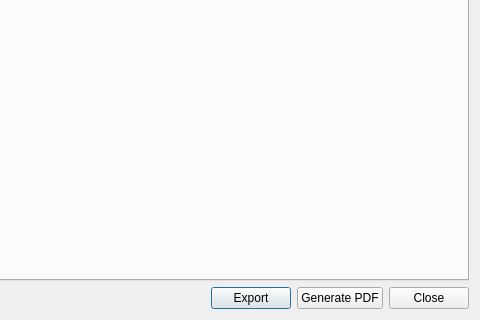
Above: src/sas/qtgui/Utilities/SASBDB/UI/SASBDBDialogUI.ui from SasView/sasview before the change; both pictures show x 320 to 800 and y 434 to 754 of the 800 by 754 pixel window. Below: the same form after it.
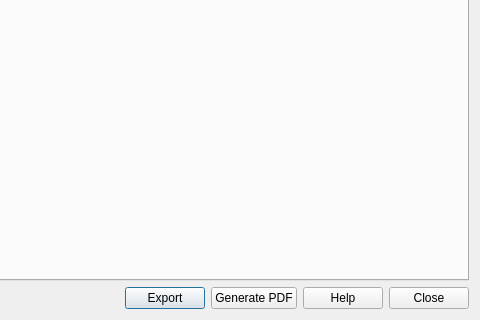
That is the form after the change.

Diff of the .ui file:
```diff
--- a/src/sas/qtgui/Utilities/SASBDB/UI/SASBDBDialogUI.ui
+++ b/src/sas/qtgui/Utilities/SASBDB/UI/SASBDBDialogUI.ui
@@ -752,6 +752,13 @@
        </property>
       </widget>
      </item>
+     <item>
+      <widget class="QPushButton" name="cmdHelp">
+       <property name="text">
+        <string>Help</string>
+       </property>
+      </widget>
+     </item>
      <item>
       <widget class="QPushButton" name="cmdClose">
        <property name="text">
```
